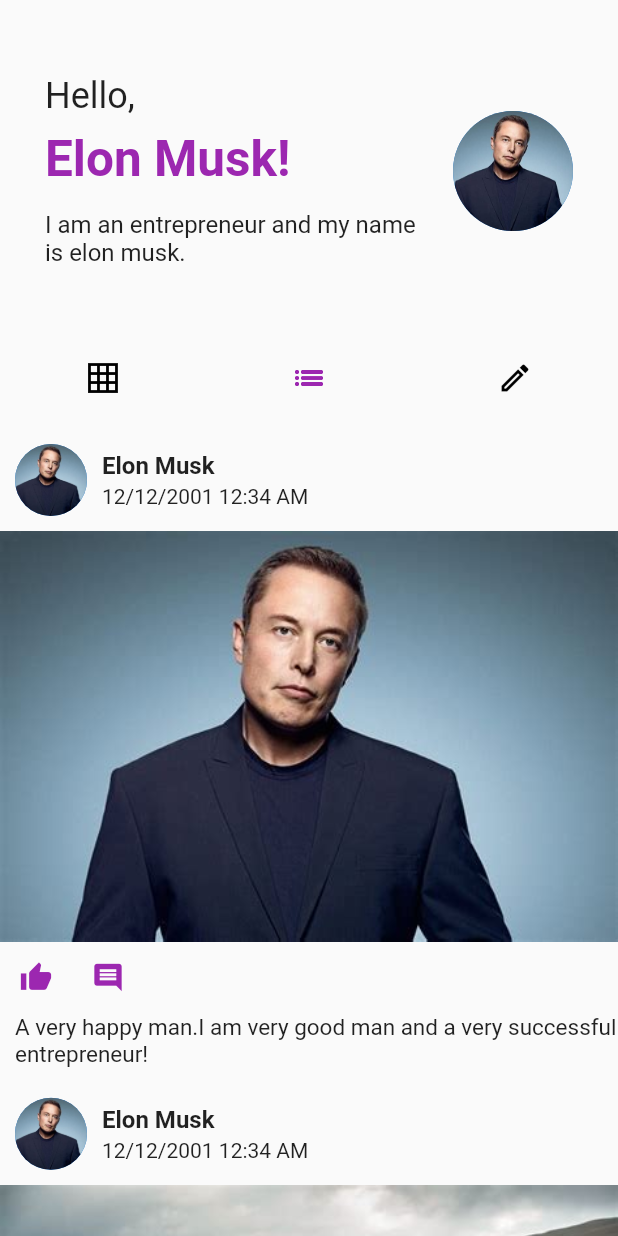
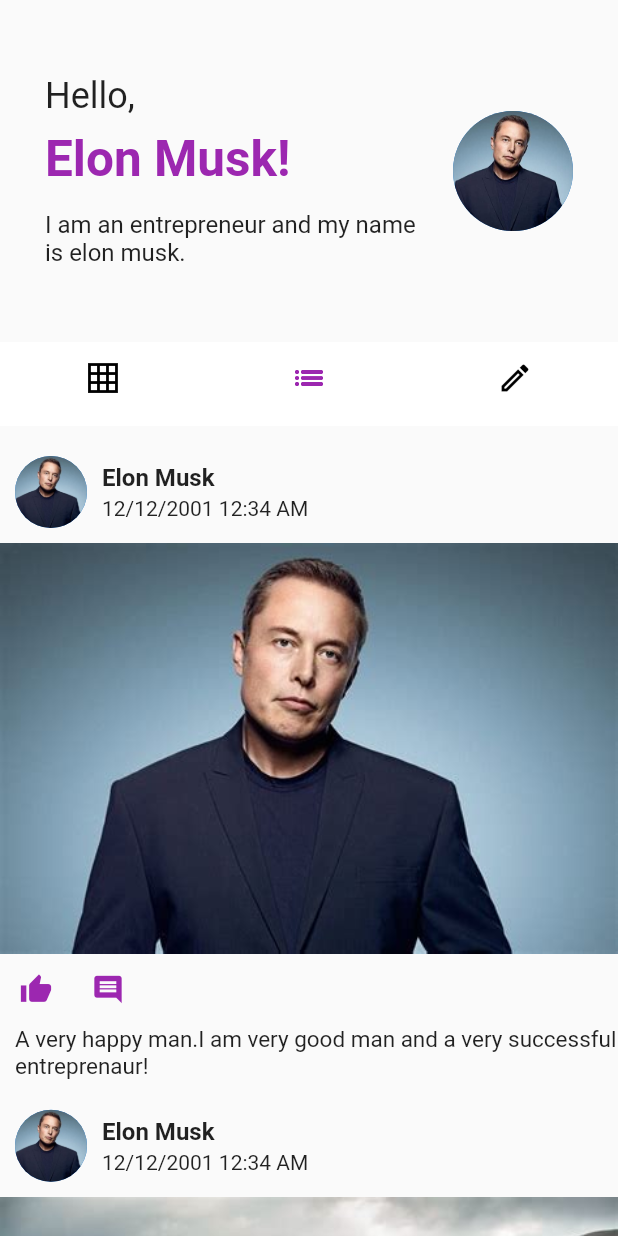
Before and after one commit to SharmaAkshat007/TheSocialHub, a Flutter app: the User screen opened directly, after a tap on the "list" icon, on a phone screen of 412 x 824 dp. Run offline on Flutter 3.47's test engine with Material 2 defaults, Android fonts, the phone set to English and light mode, and no system bars; our stand-ins replace firebase_auth, flutter_spinkit; accounts and stored records are empty.

Commit message:
Sliver Appbar added in profile screen

```diff
--- a/lib/src/screens/home/profileScreen/user.dart
+++ b/lib/src/screens/home/profileScreen/user.dart
@@ -23,12 +23,18 @@ class _UserState extends State<User> {
   @override
   Widget build(BuildContext context) {
     return Scaffold(
-      body: SingleChildScrollView(
-        child: Container(
-          child: Column(
-            children: [
-              TopBanner(),
-              Row(
+      body: CustomScrollView(
+        slivers: [
+          SliverToBoxAdapter(
+            child: TopBanner(),
+          ),
+          SliverAppBar(
+            elevation: 0.0,
+            backgroundColor: Colors.white,
+            snap: false,
+            floating: false,
+            pinned: true,
+            flexibleSpace: Row(
               mainAxisAlignment: MainAxisAlignment.spaceAround,
               children: [
                 IconButton(
@@ -62,10 +68,15 @@ class _UserState extends State<User> {
                 ),
               ],
             ),
-              grid ? Grid() : ScrollList()
-            ],
+          ),
+          SliverToBoxAdapter(
+            child: Container(
+              child: Column(
+                children: [grid ? Grid() : ScrollList()],
               ),
             ),
+          ),
+        ],
       ),
     );
   }
--- a/lib/src/widgets/post.dart
+++ b/lib/src/widgets/post.dart
@@ -87,7 +87,7 @@ class _PostState extends State<Post> {
             alignment: Alignment.centerLeft,
             child: Container(
               child: Text(
-                'A very happy man.I am very good man and a very successful entrepreneur!',
+                'A very happy man.I am very good man and a very successful entreprenaur!',
                 style: TextStyle(fontSize: 15),
                 overflow: TextOverflow.visible,
               ),
--- a/pubspec.yaml
+++ b/pubspec.yaml
@@ -49,8 +49,7 @@ flutter:
 
   # To add assets to your application, add an assets section, like this:
   assets:
-    - assets/images/elon.jpg
-    - assets/images/tesla.jpg
+    - assets/images/
 
   # An image asset can refer to one or more resolution-specific "variants", see
   # https://flutter.dev/assets-and-images/#resolution-aware.
```
Lines whose indentation alone changed are shown as unchanged.
